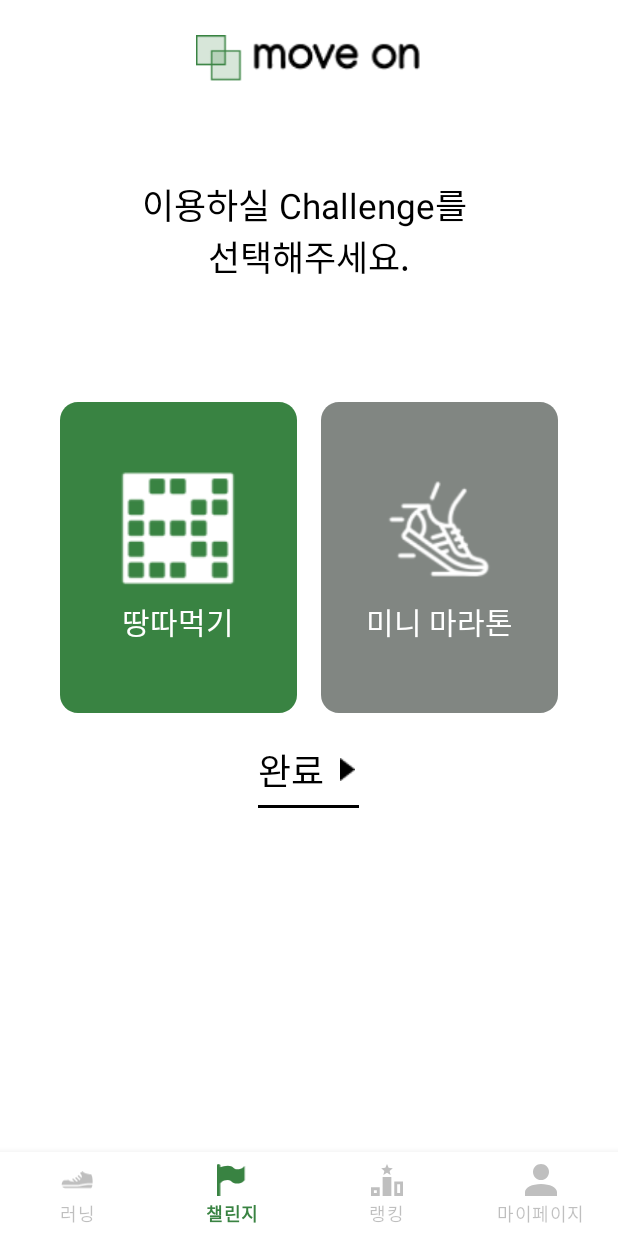
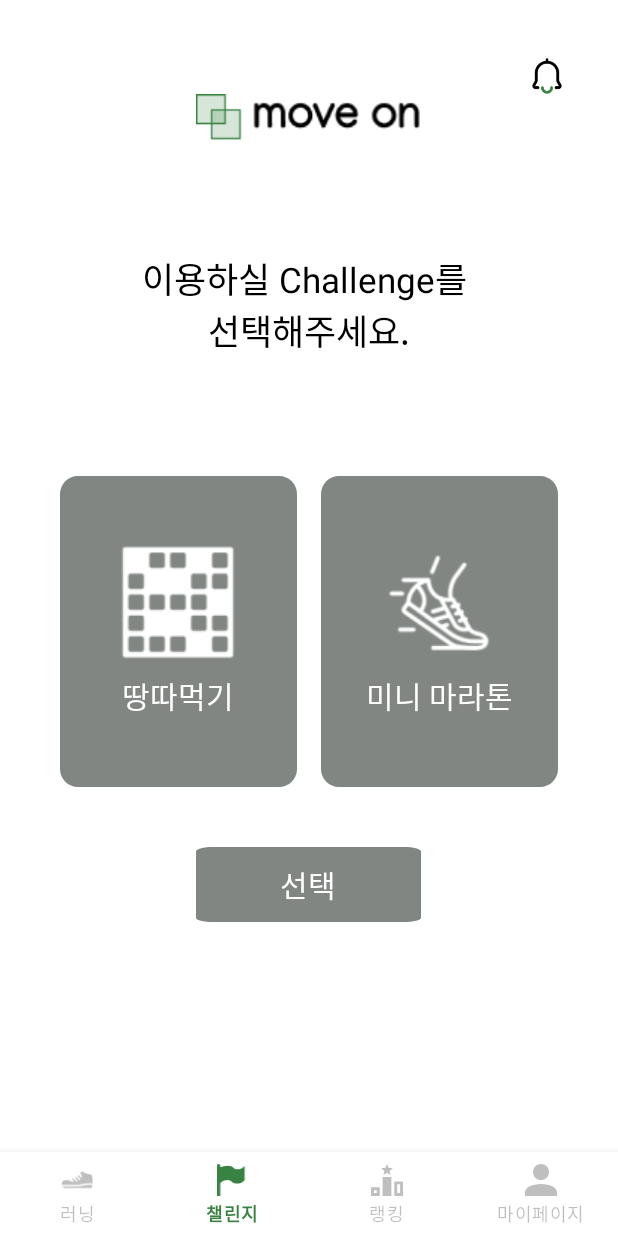
Before and after one commit to yoonjiseok/MoveOn_FE, an Android app: the screen it shows after launch (MainActivity), item 2 of the bottom bar chosen, on a phone screen of 412 x 824 dp. Run offline under Robolectric (Android 15) with nearby library versions, the light colour scheme and no system bars.

Commit message:
Modify 챌린지 ui

```diff
--- a/app/src/main/java/androidtown/org/moveon/ChallengeFragment.kt
+++ b/app/src/main/java/androidtown/org/moveon/ChallengeFragment.kt
@@ -28,6 +28,19 @@ class ChallengeFragment : Fragment() {
         val btnGame2 = view.findViewById<LinearLayout>(R.id.btnGame2) // 미니 마라톤 버튼
         val btnComplete = view.findViewById<TextView>(R.id.btnComplete) // 완료 버튼
 
+        // 처음에는 버튼들을 회색으로 설정
+        btnGame.setBackgroundResource(R.drawable.challenge_background_gray)
+        btnGame2.setBackgroundResource(R.drawable.challenge_background_gray)
+        btnComplete.setBackgroundResource(R.drawable.challenge_background_gray)
+
+        fun updateSelection() {
+            if (selectedChallenge != null) {
+                btnComplete.setBackgroundResource(R.drawable.challenge_background_green) // 선택 버튼 초록색
+            } else {
+                btnComplete.setBackgroundResource(R.drawable.challenge_background_gray) // 선택 버튼 회색
+            }
+        }
+
         btnGame.setOnClickListener {
             if (selectedChallenge != "game") {
                 btnGame.setBackgroundResource(R.drawable.challenge_background_green) // 땅따먹기 → 초록색
@@ -37,6 +50,7 @@ class ChallengeFragment : Fragment() {
                 btnGame.setBackgroundResource(R.drawable.challenge_background_gray) // 땅따먹기 → 회색
                 selectedChallenge = null
             }
+            updateSelection()
         }
 
         btnGame2.setOnClickListener {
@@ -48,9 +62,13 @@ class ChallengeFragment : Fragment() {
                 btnGame2.setBackgroundResource(R.drawable.challenge_background_gray) // 미니 마라톤 → 회색
                 selectedChallenge = null
             }
+            updateSelection()
         }
 
         btnComplete.setOnClickListener {
+            if (selectedChallenge != null) {
+                btnComplete.setBackgroundResource(R.drawable.challenge_background_green) // 선택 버튼 초록색 유지
+            }
             if (selectedChallenge == "marathon") {
                 // 완료 버튼 클릭 시 `MarathonBoardFragment`로 이동
                 parentFragmentManager.beginTransaction()
--- a/app/src/main/res/layout/fragment_challenge.xml
+++ b/app/src/main/res/layout/fragment_challenge.xml
@@ -7,14 +7,34 @@
     android:gravity="center_horizontal"
     android:padding="20dp">
 
-    <!-- 상단 로고 -->
+    <!-- 상단 레이아웃 -->
+    <RelativeLayout
+        android:layout_width="match_parent"
+        android:layout_height="wrap_content"
+        android:padding="10dp"
+        android:layout_marginTop="3dp">
+
+        <!-- 알림 아이콘 (오른쪽 상단) -->
         <ImageView
-        android:id="@+id/refresh_icon"
+            android:id="@+id/notification_icon"
+            android:layout_width="24dp"
+            android:layout_height="24dp"
+            android:src="@drawable/ic_notification_bell"
+            android:contentDescription="알림 아이콘"
+            android:layout_alignParentEnd="true"
+            android:layout_marginTop="5dp"
+            android:layout_marginEnd="5dp"/>
+
+        <!-- 로고 이미지 (중앙 정렬, 아이콘보다 아래) -->
+        <ImageView
+            android:id="@+id/logo_icon"
             android:layout_width="150dp"
             android:layout_height="35dp"
             android:src="@drawable/logo_letter"
-        android:layout_marginTop="3dp"
-        android:contentDescription="로고" />
+            android:contentDescription="로고"
+            android:layout_below="@id/notification_icon"
+            android:layout_centerHorizontal="true"/>
+    </RelativeLayout>
 
     <!-- 텍스트뷰 -->
     <TextView
@@ -85,7 +105,7 @@
         </LinearLayout>
     </LinearLayout>
 
-    <!-- 완료와 화살표 -->
+    <!-- 선택 버튼 -->
     <LinearLayout
         android:layout_width="wrap_content"
         android:layout_height="wrap_content"
@@ -93,35 +113,16 @@
         android:gravity="center"
         android:layout_marginTop="20dp">
 
-        <!-- 완료 텍스트와 화살표 -->
-        <LinearLayout
-            android:layout_width="wrap_content"
-            android:layout_height="wrap_content"
-            android:orientation="horizontal"
-            android:gravity="center">
-
         <TextView
             android:id="@+id/btnComplete"
-                android:layout_width="wrap_content"
-                android:layout_height="wrap_content"
-                android:text="완료"
-                android:textSize="24sp"
-                android:textColor="#000000"/>
-
-            <!-- 화살표 아이콘 -->
-            <ImageView
-                android:layout_width="15dp"
-                android:layout_height="15dp"
-                android:src="@drawable/ic_correct"
-                android:layout_marginStart="8dp"
-                android:contentDescription="화살표" />
-        </LinearLayout>
-
-        <!-- 밑줄 -->
-        <View
-            android:layout_width="match_parent"
-            android:layout_height="2dp"
-            android:background="#000000"
-            android:layout_marginTop="5dp"/>
+            android:layout_width="150dp"
+            android:layout_height="50dp"
+            android:text="선택"
+            android:textSize="20sp"
+            android:textColor="#FFFFFF"
+            android:gravity="center"
+            android:background="@drawable/challenge_background_gray"
+            android:padding="10dp"
+            android:layout_marginTop="20dp"/>
     </LinearLayout>
 </LinearLayout>
```
Also changed, not shown: app/src/main/res/layout/popup_challenge_coin_not_enough.xml (+46 -3 lines), app/src/main/res/drawable/ic_notification_bell.png (added). Lines whose indentation alone changed are shown as unchanged.
